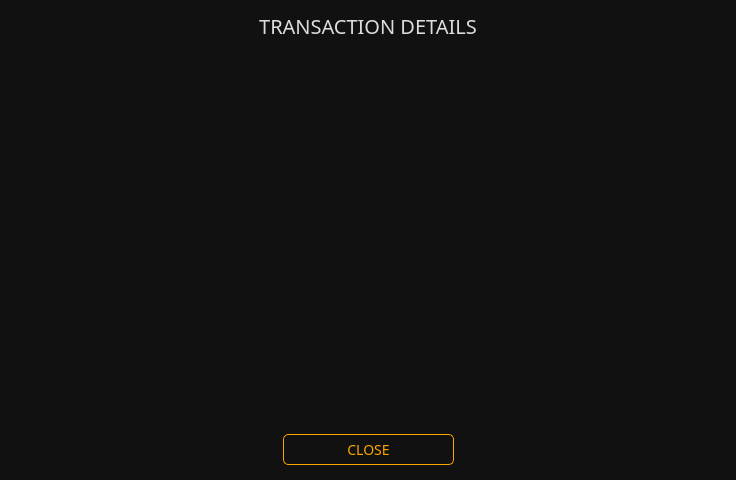
Above: src/gui/ui/transactiondetailsdialog.ui from ConcealNetwork/conceal-desktop before the change. Below: the same form after it.
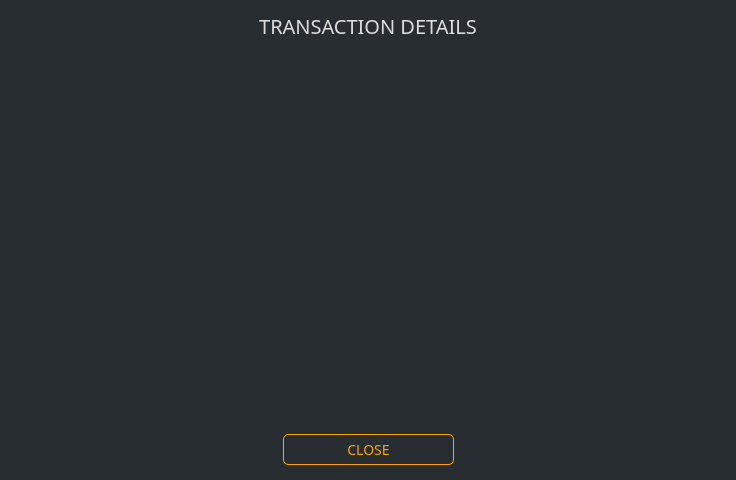
That is the form after the change.

The edit to the form file:
```diff
--- a/src/gui/ui/transactiondetailsdialog.ui
+++ b/src/gui/ui/transactiondetailsdialog.ui
@@ -14,7 +14,7 @@
    <string>Transaction details</string>
   </property>
   <property name="styleSheet">
-   <string notr="true">background-color: #111;
+   <string notr="true">background-color: #282d31;
 border: 0px;
 color: #ddd;
 font-family: 'Raleway';</string>
```
